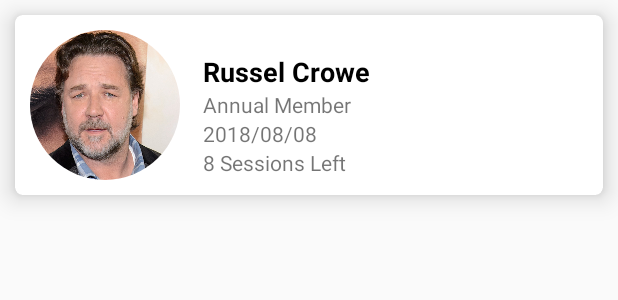
After one commit to narding30/AlifightApp, an Android app: the layout approvedmembers_listrow.xml on its own in the app's theme, with its tools: preview values and no code run, on a phone screen of 412 x 824 dp. The commit adds this screen. Shown: the top 300 px of the screen. Run offline under Robolectric (Android 15) with nearby library versions, the phone set to English and light mode, and no system bars.

Commit message:
new update

```diff
--- a/app/build.gradle
+++ b/app/build.gradle
@@ -36,6 +36,7 @@ dependencies {
     implementation 'com.google.firebase:firebase-storage:11.8.0'
     implementation 'me.zhanghai.android.materialprogressbar:library:1.4.2'
     implementation 'com.journeyapps:zxing-android-embedded:3.5.0'
+    implementation 'de.hdodenhof:circleimageview:2.2.0'
     testImplementation 'junit:junit:4.12'
     androidTestImplementation 'com.android.support.test:runner:1.0.2'
     androidTestImplementation 'com.android.support.test.espresso:espresso-core:3.0.2'
--- a/app/src/main/AndroidManifest.xml
+++ b/app/src/main/AndroidManifest.xml
@@ -25,7 +25,8 @@
         <activity android:name=".Registration" />
         <activity android:name=".RegistrationPersonnel" />
         <activity android:name=".Coach.PersonnelHomeActivity" />
-        <activity android:name=".User.UserHomeActivity"></activity>
+        <activity android:name=".User.UserHomeActivity" />
+        <activity android:name=".AvailMemberShipActivity"></activity>
     </application>
 
 </manifest>
--- a/app/src/main/java/com/example/alihfight/alifightapp/Admin/Fragments/PendingMembers.java
+++ b/app/src/main/java/com/example/alihfight/alifightapp/Admin/Fragments/PendingMembers.java
@@ -55,7 +55,6 @@ public class PendingMembers extends Fragment {
                              Bundle savedInstanceState) {
         // Inflate the layout for this fragment
         view = inflater.inflate(R.layout.fragment_pending_members, container, false);
-
 
         linearLayoutManager = new LinearLayoutManager(getContext(), LinearLayoutManager.VERTICAL, false);
         Recyclerview = view.findViewById(R.id.recyclerViewPending);
@@ -154,17 +153,13 @@ public class PendingMembers extends Fragment {
                                     diff = diff % hoursInMilli;
                                     long elapsedMinutes = diff / minutesInMilli;
 
-
                                     if (elapsedMinutes < 60 && elapsedHours == 0) {
                                         viewHolder.TvPendingTime.setText(elapsedMinutes + " Min(s)");
-
                                     }else if(elapsedHours >= 1 || elapsedHours < 24){
                                         viewHolder.TvPendingTime.setText(elapsedHours+ " Hr(s)");
                                     }else {
                                         viewHolder.TvPendingTime.setText(model.getTime());
                                     }
-
-
                                 } catch (ParseException e) {
                                     e.printStackTrace();
                                 }
--- /dev/null
+++ b/app/src/main/res/drawable/border.xml
@@ -0,0 +1,6 @@
+<?xml version="1.0" encoding="UTF-8"?>
+<shape xmlns:android="http://schemas.android.com/apk/res/android" android:shape="rectangle">
+    <corners android:radius="20dp"/>
+    <padding android:left="10dp" android:right="10dp" android:top="10dp" android:bottom="10dp"/>
+    <stroke android:width="1dp" android:color="#CCCCCC"/>
+</shape>
--- /dev/null
+++ b/app/src/main/res/layout/approvedmembers_listrow.xml
@@ -0,0 +1,62 @@
+<?xml version="1.0" encoding="utf-8"?>
+<android.support.v7.widget.CardView
+    xmlns:android="http://schemas.android.com/apk/res/android"
+    android:layout_width="match_parent"
+    android:layout_height="wrap_content"
+    xmlns:app="http://schemas.android.com/apk/res-auto"
+    android:clickable="true"
+    android:focusable="true"
+    android:foreground="?android:attr/selectableItemBackground"
+    app:cardCornerRadius="5dp"
+    app:cardElevation="10dp"
+    android:layout_margin="10dp">
+
+    <LinearLayout
+        android:padding="10dp"
+        android:orientation="horizontal"
+        android:layout_width="match_parent"
+        android:layout_height="wrap_content">
+    <de.hdodenhof.circleimageview.CircleImageView
+        android:id="@+id/ProfileImage"
+        android:src="@drawable/russel"
+        android:layout_width="100dp"
+        android:layout_height="100dp" />
+
+        <LinearLayout
+            android:orientation="vertical"
+            android:layout_width="wrap_content"
+            android:layout_height="wrap_content">
+
+            <TextView
+                android:id="@+id/ApprovedName"
+                android:layout_marginTop="15dp"
+                android:layout_marginLeft="15dp"
+                android:textSize="18dp"
+                android:textStyle="bold"
+                android:textColor="@color/black"
+                android:text="Russel Crowe"
+                android:layout_width="wrap_content"
+                android:layout_height="wrap_content" />
+            <TextView
+                android:id="@+id/ApprovedMemberType"
+                android:layout_marginLeft="15dp"
+                android:text="Annual Member"
+                android:layout_width="wrap_content"
+                android:layout_height="wrap_content" />
+            <TextView
+                android:id="@+id/ApprovedMembershipDate"
+                android:layout_marginLeft="15dp"
+                android:text="2018/08/08"
+                android:layout_width="wrap_content"
+                android:layout_height="wrap_content" />
+            <TextView
+                android:id="@+id/ApprovedSessionsLeft"
+                android:layout_marginLeft="15dp"
+                android:text="8 Sessions Left"
+                android:layout_width="wrap_content"
+                android:layout_height="wrap_content" />
+
+
+        </LinearLayout>
+    </LinearLayout>
+</android.support.v7.widget.CardView>
```
Also changed, not shown: app/src/main/java/com/example/alihfight/alifightapp/Admin/Datas/DataUser.java (+11 -1 lines), app/src/main/java/com/example/alihfight/alifightapp/Admin/Fragments/ApprovedMembers.java (+71 -1 lines), app/src/main/java/com/example/alihfight/alifightapp/Admin/ViewHolders/ApprovedMembersViewHolder.java (added, +29 -0 lines), app/src/main/java/com/example/alihfight/alifightapp/AvailMemberShipActivity.java (added, +79 -0 lines), app/src/main/java/com/example/alihfight/alifightapp/Registration.java (+6 -9 lines), app/src/main/res/layout/activity_avail_member_ship.xml (added, +61 -0 lines), app/src/main/res/layout/activity_registration.xml (+4 -3 lines), app/src/main/res/layout/fragment_admin_home.xml (+3 -12 lines), app/src/main/res/layout/fragment_approved_members.xml (+35 -6 lines), app/src/main/res/layout/membership_instruction.xml (added, +99 -0 lines), app/src/main/res/drawable/membership.png (added), app/src/main/res/drawable/russel.jpg (added), app/src/main/res/drawable/team.png (added), app/src/main/res/drawable/x.png (added).
